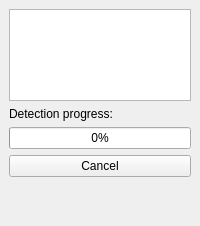
This is plugin/dialogs/detection_dock_widget.ui in skeptlk/qgis-object-detection as Qt 5 draws it before an edit. The edited form follows.
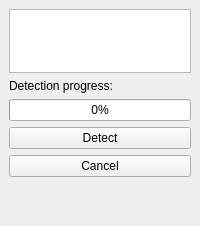
This is the edited form.

Commit message: Detect button

What changed in the file:
```diff
--- a/plugin/dialogs/detection_dock_widget.ui
+++ b/plugin/dialogs/detection_dock_widget.ui
@@ -45,6 +45,13 @@
       </property>
      </widget>
     </item>
+    <item>
+     <widget class="QPushButton" name="detectButton">
+      <property name="text">
+       <string>Detect</string>
+      </property>
+     </widget>
+    </item>
     <item>
      <widget class="QPushButton" name="cancelButton">
       <property name="text">
```
The commit also changes 2 other files.
